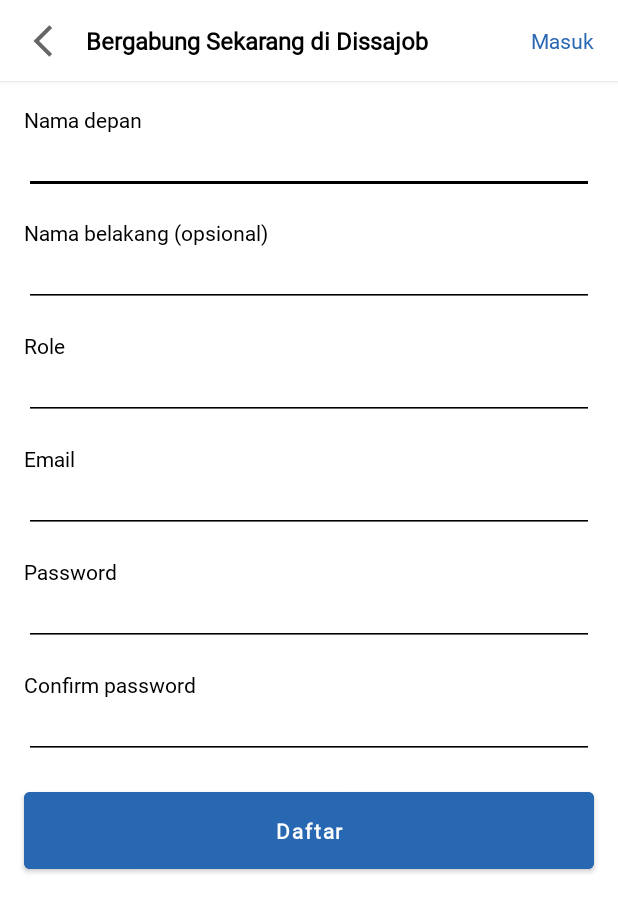
After one commit to maulanarasoky/Dissajob-Applicant, an Android app: the SignUpActivity screen opened directly, with no data from a screen before it, on a phone screen of 412 x 824 dp. The commit adds this screen. Shown: the top 912 px of the screen. Run offline under Robolectric (Android 15) with nearby library versions, the phone set to English and light mode, and no system bars.

Commit message:
Designing SignUpActivity

```diff
--- a/app/src/main/AndroidManifest.xml
+++ b/app/src/main/AndroidManifest.xml
@@ -9,7 +9,8 @@
         android:roundIcon="@mipmap/ic_launcher_round"
         android:supportsRtl="true"
         android:theme="@style/Theme.DissajobApplicant">
-        <activity android:name=".ui.signin.SignInActivity"></activity>
+        <activity android:name=".ui.signup.SignUpActivity"></activity>
+        <activity android:name=".ui.signin.SignInActivity" />
         <activity android:name=".MainActivity">
             <intent-filter>
                 <action android:name="android.intent.action.MAIN" />
--- /dev/null
+++ b/app/src/main/java/org/d3ifcool/dissajobapplicant/ui/signup/SignUpActivity.kt
@@ -0,0 +1,12 @@
+package org.d3ifcool.dissajobapplicant.ui.signup
+
+import androidx.appcompat.app.AppCompatActivity
+import android.os.Bundle
+import org.d3ifcool.dissajobapplicant.R
+
+class SignUpActivity : AppCompatActivity() {
+    override fun onCreate(savedInstanceState: Bundle?) {
+        super.onCreate(savedInstanceState)
+        setContentView(R.layout.activity_sign_up)
+    }
+}
--- /dev/null
+++ b/app/src/main/res/layout/activity_sign_up.xml
@@ -0,0 +1,213 @@
+<?xml version="1.0" encoding="utf-8"?>
+<androidx.constraintlayout.widget.ConstraintLayout xmlns:android="http://schemas.android.com/apk/res/android"
+    xmlns:app="http://schemas.android.com/apk/res-auto"
+    xmlns:tools="http://schemas.android.com/tools"
+    android:layout_width="match_parent"
+    android:layout_height="match_parent"
+    tools:context=".ui.signup.SignUpActivity">
+
+    <include
+        android:id="@+id/header"
+        layout="@layout/sign_up_header"
+        android:layout_width="match_parent"
+        android:layout_height="wrap_content"
+        app:layout_constraintEnd_toEndOf="parent"
+        app:layout_constraintStart_toStartOf="parent"
+        app:layout_constraintTop_toTopOf="parent" />
+
+    <TextView
+        android:id="@+id/tvFirstName"
+        android:layout_width="wrap_content"
+        android:layout_height="wrap_content"
+        android:layout_marginStart="@dimen/margin_16dp"
+        android:layout_marginTop="@dimen/margin_16dp"
+        android:fontFamily="@font/roboto"
+        android:text="@string/txt_first_name"
+        android:textColor="@color/text_color"
+        android:textSize="14sp"
+        app:layout_constraintStart_toStartOf="parent"
+        app:layout_constraintTop_toBottomOf="@id/header" />
+
+    <EditText
+        android:id="@+id/etFirstName"
+        android:layout_width="match_parent"
+        android:layout_height="wrap_content"
+        android:layout_marginStart="@dimen/margin_16dp"
+        android:layout_marginEnd="@dimen/margin_16dp"
+        android:backgroundTint="@color/text_color"
+        android:fontFamily="@font/roboto"
+        android:inputType="textCapWords"
+        android:textColor="@color/text_color"
+        android:textCursorDrawable="@drawable/cursor_color"
+        android:textSize="14sp"
+        app:layout_constraintEnd_toEndOf="parent"
+        app:layout_constraintStart_toStartOf="parent"
+        app:layout_constraintTop_toBottomOf="@id/tvFirstName" />
+
+    <TextView
+        android:id="@+id/tvLastName"
+        android:layout_width="wrap_content"
+        android:layout_height="wrap_content"
+        android:layout_marginStart="@dimen/margin_16dp"
+        android:layout_marginTop="@dimen/margin_16dp"
+        android:fontFamily="@font/roboto"
+        android:text="@string/txt_last_name"
+        android:textColor="@color/text_color"
+        android:textSize="14sp"
+        app:layout_constraintStart_toStartOf="parent"
+        app:layout_constraintTop_toBottomOf="@id/etFirstName" />
+
+    <EditText
+        android:id="@+id/etLastName"
+        android:layout_width="match_parent"
+        android:layout_height="wrap_content"
+        android:layout_marginStart="@dimen/margin_16dp"
+        android:layout_marginEnd="@dimen/margin_16dp"
+        android:backgroundTint="@color/text_color"
+        android:fontFamily="@font/roboto"
+        android:inputType="textCapWords"
+        android:textColor="@color/text_color"
+        android:textCursorDrawable="@drawable/cursor_color"
+        android:textSize="14sp"
+        app:layout_constraintEnd_toEndOf="parent"
+        app:layout_constraintStart_toStartOf="parent"
+        app:layout_constraintTop_toBottomOf="@id/tvLastName" />
+
+    <TextView
+        android:id="@+id/tvRole"
+        android:layout_width="wrap_content"
+        android:layout_height="wrap_content"
+        android:layout_marginStart="@dimen/margin_16dp"
+        android:layout_marginTop="@dimen/margin_16dp"
+        android:fontFamily="@font/roboto"
+        android:text="@string/role"
+        android:textColor="@color/text_color"
+        android:textSize="14sp"
+        app:layout_constraintStart_toStartOf="parent"
+        app:layout_constraintTop_toBottomOf="@id/etLastName" />
+
+    <EditText
+        android:id="@+id/etRole"
+        android:layout_width="match_parent"
+        android:layout_height="wrap_content"
+        android:layout_marginStart="@dimen/margin_16dp"
+        android:layout_marginEnd="@dimen/margin_16dp"
+        android:backgroundTint="@color/text_color"
+        android:fontFamily="@font/roboto"
+        android:inputType="textCapWords"
+        android:textColor="@color/text_color"
+        android:textCursorDrawable="@drawable/cursor_color"
+        android:textSize="14sp"
+        app:layout_constraintEnd_toEndOf="parent"
+        app:layout_constraintStart_toStartOf="parent"
+        app:layout_constraintTop_toBottomOf="@id/tvRole" />
+
+    <TextView
+        android:id="@+id/tvEmail"
+        android:layout_width="wrap_content"
+        android:layout_height="wrap_content"
+        android:layout_marginStart="@dimen/margin_16dp"
+        android:layout_marginTop="@dimen/margin_16dp"
+        android:fontFamily="@font/roboto"
+        android:text="@string/txt_email"
+        android:textColor="@color/text_color"
+        android:textSize="14sp"
+        app:layout_constraintStart_toStartOf="parent"
+        app:layout_constraintTop_toBottomOf="@id/etRole" />
+
+    <EditText
+        android:id="@+id/etEmail"
+        android:layout_width="match_parent"
+        android:layout_height="wrap_content"
+        android:layout_marginStart="@dimen/margin_16dp"
+        android:layout_marginEnd="@dimen/margin_16dp"
+        android:backgroundTint="@color/text_color"
+        android:fontFamily="@font/roboto"
+        android:inputType="textEmailAddress"
+        android:textColor="@color/text_color"
+        android:textCursorDrawable="@drawable/cursor_color"
+        android:textSize="14sp"
+        app:layout_constraintEnd_toEndOf="parent"
+        app:layout_constraintStart_toStartOf="parent"
+        app:layout_constraintTop_toBottomOf="@id/tvEmail" />
+
+    <TextView
+        android:id="@+id/tvPassword"
+        android:layout_width="wrap_content"
+        android:layout_height="wrap_content"
+        android:layout_marginStart="@dimen/margin_16dp"
+        android:layout_marginTop="@dimen/margin_16dp"
+        android:fontFamily="@font/roboto"
+        android:text="@string/txt_password"
+        android:textColor="@color/text_color"
+        android:textSize="14sp"
+        app:layout_constraintStart_toStartOf="parent"
+        app:layout_constraintTop_toBottomOf="@id/etEmail" />
+
+    <EditText
+        android:id="@+id/etPassword"
+        android:layout_width="match_parent"
+        android:layout_height="wrap_content"
+        android:layout_marginStart="@dimen/margin_16dp"
+        android:layout_marginEnd="@dimen/margin_16dp"
+        android:backgroundTint="@color/text_color"
+        android:fontFamily="@font/roboto"
+        android:inputType="textPassword"
+        android:textColor="@color/text_color"
+        android:textCursorDrawable="@drawable/cursor_color"
+        android:textSize="14sp"
+        app:layout_constraintEnd_toEndOf="parent"
+        app:layout_constraintStart_toStartOf="parent"
+        app:layout_constraintTop_toBottomOf="@id/tvPassword" />
+
+    <TextView
+        android:id="@+id/tvConfirmPassword"
+        android:layout_width="wrap_content"
+        android:layout_height="wrap_content"
+        android:layout_marginStart="@dimen/margin_16dp"
+        android:layout_marginTop="@dimen/margin_16dp"
+        android:fontFamily="@font/roboto"
+        android:text="@string/txt_confirm_password"
+        android:textColor="@color/text_color"
+        android:textSize="14sp"
+        app:layout_constraintStart_toStartOf="parent"
+        app:layout_constraintTop_toBottomOf="@id/etPassword" />
+
+    <EditText
+        android:id="@+id/etConfirmPassword"
+        android:layout_width="match_parent"
+        android:layout_height="wrap_content"
+        android:layout_marginStart="@dimen/margin_16dp"
+        android:layout_marginEnd="@dimen/margin_16dp"
+        android:backgroundTint="@color/text_color"
+        android:fontFamily="@font/roboto"
+        android:inputType="textPassword"
+        android:textColor="@color/text_color"
+        android:textCursorDrawable="@drawable/cursor_color"
+        android:textSize="14sp"
+        app:layout_constraintEnd_toEndOf="parent"
+        app:layout_constraintStart_toStartOf="parent"
+        app:layout_constraintTop_toBottomOf="@id/tvConfirmPassword" />
+
+    <Button
+        android:id="@+id/btnSignUp"
+        android:layout_width="match_parent"
+        android:layout_height="wrap_content"
+        android:layout_marginStart="@dimen/margin_16dp"
+        android:layout_marginTop="@dimen/margin_16dp"
+        android:layout_marginEnd="@dimen/margin_16dp"
+        android:backgroundTint="@color/colorPrimary"
+        android:fontFamily="@font/roboto"
+        android:paddingTop="@dimen/margin_16dp"
+        android:paddingBottom="@dimen/margin_16dp"
+        android:text="@string/txt_sign_up"
+        android:textAllCaps="false"
+        android:textColor="@color/white"
+        android:textSize="14sp"
+        android:textStyle="bold"
+        app:layout_constraintEnd_toEndOf="parent"
+        app:layout_constraintStart_toStartOf="parent"
+        app:layout_constraintTop_toBottomOf="@id/etConfirmPassword" />
+
+
+</androidx.constraintlayout.widget.ConstraintLayout>
--- /dev/null
+++ b/app/src/main/res/layout/sign_up_header.xml
@@ -0,0 +1,51 @@
+<?xml version="1.0" encoding="utf-8"?>
+<androidx.constraintlayout.widget.ConstraintLayout xmlns:android="http://schemas.android.com/apk/res/android"
+    xmlns:app="http://schemas.android.com/apk/res-auto"
+    android:layout_width="match_parent"
+    android:layout_height="wrap_content"
+    android:background="@android:color/white"
+    android:elevation="@dimen/elevation_header">
+
+    <ImageView
+        android:id="@+id/imgBackBtn"
+        android:layout_width="25dp"
+        android:layout_height="25dp"
+        android:layout_marginStart="@dimen/margin_16dp"
+        android:background="?attr/selectableItemBackgroundBorderless"
+        android:src="@drawable/ic_arrow_back_black_24dp"
+        app:layout_constraintBottom_toBottomOf="@id/headerTitle"
+        app:layout_constraintStart_toStartOf="parent"
+        app:layout_constraintTop_toTopOf="@id/headerTitle" />
+
+    <TextView
+        android:id="@+id/headerTitle"
+        android:layout_width="wrap_content"
+        android:layout_height="wrap_content"
+        android:layout_marginStart="@dimen/margin_16dp"
+        android:layout_marginTop="@dimen/margin_16dp"
+        android:layout_marginBottom="@dimen/margin_16dp"
+        android:fontFamily="@font/roboto"
+        android:text="@string/txt_sign_up_headline"
+        android:textColor="@color/text_color"
+        android:textSize="16sp"
+        android:textStyle="bold"
+        app:layout_constraintBottom_toBottomOf="parent"
+        app:layout_constraintStart_toEndOf="@id/imgBackBtn"
+        app:layout_constraintTop_toTopOf="parent" />
+
+    <TextView
+        android:id="@+id/btnSignIn"
+        android:layout_width="wrap_content"
+        android:layout_height="wrap_content"
+        android:layout_marginEnd="@dimen/margin_16dp"
+        android:background="?attr/selectableItemBackgroundBorderless"
+        android:fontFamily="@font/roboto"
+        android:text="@string/txt_sign_in"
+        android:textColor="@color/colorPrimary"
+        android:textSize="14sp"
+        app:layout_constraintBottom_toBottomOf="@id/headerTitle"
+        app:layout_constraintEnd_toEndOf="parent"
+        app:layout_constraintTop_toTopOf="@id/headerTitle" />
+
+
+</androidx.constraintlayout.widget.ConstraintLayout>
--- a/app/src/main/res/values/strings.xml
+++ b/app/src/main/res/values/strings.xml
@@ -5,4 +5,9 @@
     <string name="txt_email">Email</string>
     <string name="txt_password">Password</string>
     <string name="txt_lupa_password">Lupa password ?</string>
+    <string name="txt_sign_up_headline">Bergabung Sekarang di Dissajob</string>
+    <string name="txt_first_name">Nama depan</string>
+    <string name="txt_last_name">Nama belakang (opsional)</string>
+    <string name="role">Role</string>
+    <string name="txt_confirm_password">Confirm password</string>
 </resources>
```
